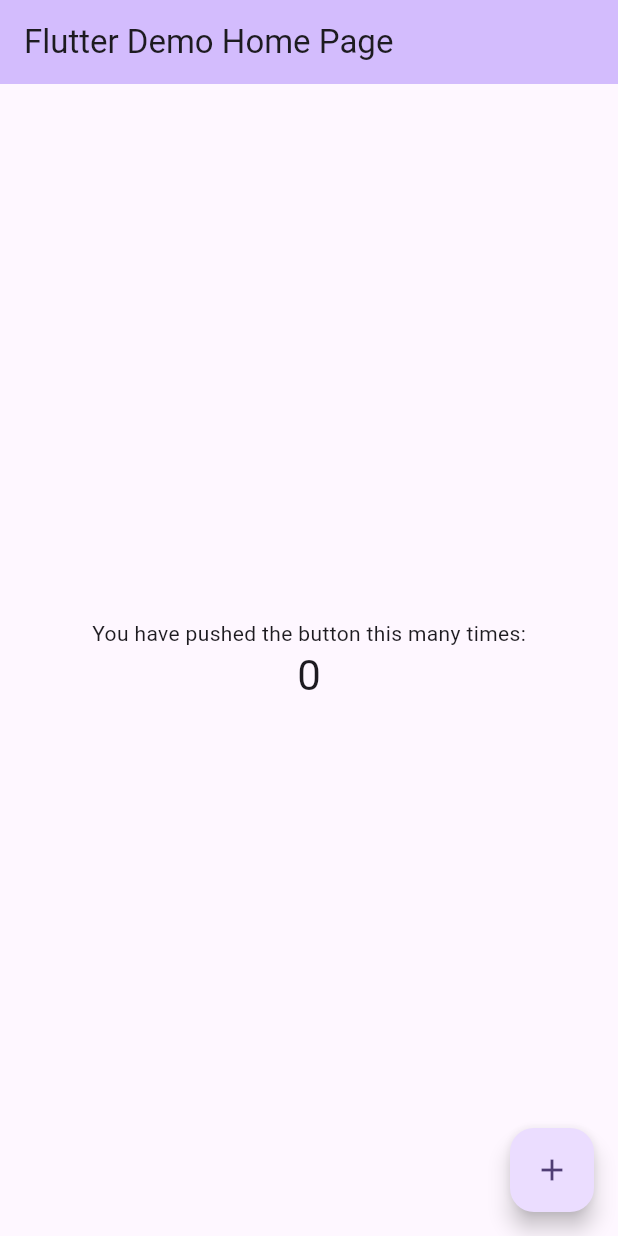
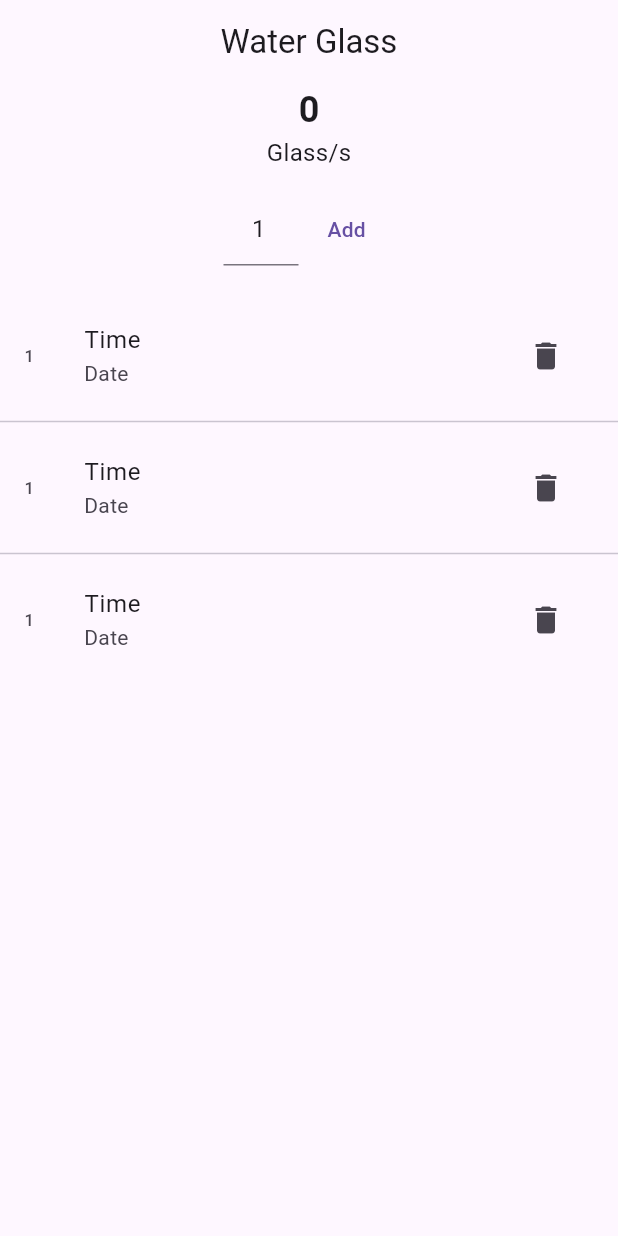
Before and after one commit to SEC-MASUM/water_glass, a Flutter app: the screen it shows after launch, on a phone screen of 412 x 824 dp. Run offline on Flutter 3.47's test engine with Material 3 defaults, Android fonts, the phone set to English and light mode, and no system bars.

Commit message:
implement add button functionality, and initial setup of ui

```diff
--- /dev/null
+++ b/lib/app.dart
@@ -0,0 +1,13 @@
+import 'package:flutter/material.dart';
+import 'package:water_glass/home_screen.dart';
+
+class WaterGlassApp extends StatelessWidget {
+  const WaterGlassApp({super.key});
+
+  @override
+  Widget build(BuildContext context) {
+    return const MaterialApp(
+      home: HomeScreen(),
+    );
+  }
+}
--- /dev/null
+++ b/lib/home_screen.dart
@@ -0,0 +1,116 @@
+import 'package:flutter/material.dart';
+
+class HomeScreen extends StatefulWidget {
+  const HomeScreen({super.key});
+
+  @override
+  State<HomeScreen> createState() => _HomeScreenState();
+}
+
+class _HomeScreenState extends State<HomeScreen> {
+  final TextEditingController _glassNoTEController =
+      TextEditingController(text: "1");
+
+  List<WaterGlass> waterGlassList = [];
+
+  @override
+  Widget build(BuildContext context) {
+    return Scaffold(
+      appBar: AppBar(
+        title: const Text("Water Glass"),
+        centerTitle: true,
+      ),
+      body: Column(
+        crossAxisAlignment: CrossAxisAlignment.center,
+        children: [
+          _buildWaterGlassCounter(),
+          const SizedBox(height: 24),
+          Expanded(
+            child: _buildWaterGlassListView(),
+          )
+        ],
+      ),
+    );
+  }
+
+  ListView _buildWaterGlassListView() {
+    return ListView.separated(
+        itemBuilder: (context, index) {
+          return ListTile(
+            title: const Text("Time"),
+            subtitle: const Text("Date"),
+            leading: const Text("1"),
+            trailing: IconButton(
+              onPressed: () {},
+              icon: const Icon(Icons.delete),
+            ),
+          );
+        },
+        separatorBuilder: (context, index) {
+          return const Divider();
+        },
+        itemCount: 3);
+  }
+
+  Widget _buildWaterGlassCounter() {
+    return Column(
+      children: [
+        Text(
+          getTotalGlassCount().toString(),
+          style: const TextStyle(
+            fontSize: 24,
+            fontWeight: FontWeight.w600,
+          ),
+        ),
+        const Text(
+          "Glass/s",
+          style: TextStyle(fontSize: 16),
+        ),
+        const SizedBox(height: 16),
+        Row(
+          mainAxisAlignment: MainAxisAlignment.center,
+          children: [
+            SizedBox(
+              width: 50,
+              child: TextField(
+                controller: _glassNoTEController,
+                keyboardType: TextInputType.number,
+                textAlign: TextAlign.center,
+              ),
+            ),
+            TextButton(
+              onPressed: _addNewWaterGlass,
+              child: const Text("Add"),
+            ),
+          ],
+        ),
+      ],
+    );
+  }
+
+  int getTotalGlassCount() {
+    int counter = 0;
+    for (WaterGlass glass in waterGlassList) {
+      counter += glass.numberOfGlasses;
+    }
+    return counter;
+  }
+
+  void _addNewWaterGlass() {
+    if (_glassNoTEController.text.isEmpty) {
+      _glassNoTEController.text = "1";
+    }
+    final int numberOfGlasses = int.tryParse(_glassNoTEController.text) ?? 1;
+    WaterGlass waterGlass =
+        WaterGlass(numberOfGlasses: numberOfGlasses, dateTime: DateTime.now());
+    waterGlassList.add(waterGlass);
+    setState(() {});
+  }
+}
+
+class WaterGlass {
+  final int numberOfGlasses;
+  final DateTime dateTime;
+
+  WaterGlass({required this.numberOfGlasses, required this.dateTime});
+}
--- a/lib/main.dart
+++ b/lib/main.dart
@@ -1,125 +1,6 @@
-import 'package:flutter/material.dart';
+import 'package:flutter/cupertino.dart';
+import 'package:water_glass/app.dart';
 
 void main() {
-  runApp(const MyApp());
+  runApp(const WaterGlassApp());
 }
-
-class MyApp extends StatelessWidget {
-  const MyApp({super.key});
-
-  // This widget is the root of your application.
-  @override
-  Widget build(BuildContext context) {
-    return MaterialApp(
-      title: 'Flutter Demo',
-      theme: ThemeData(
-        // This is the theme of your application.
-        //
-        // TRY THIS: Try running your application with "flutter run". You'll see
-        // the application has a purple toolbar. Then, without quitting the app,
-        // try changing the seedColor in the colorScheme below to Colors.green
-        // and then invoke "hot reload" (save your changes or press the "hot
-        // reload" button in a Flutter-supported IDE, or press "r" if you used
-        // the command line to start the app).
-        //
-        // Notice that the counter didn't reset back to zero; the application
-        // state is not lost during the reload. To reset the state, use hot
-        // restart instead.
-        //
-        // This works for code too, not just values: Most code changes can be
-        // tested with just a hot reload.
-        colorScheme: ColorScheme.fromSeed(seedColor: Colors.deepPurple),
-        useMaterial3: true,
-      ),
-      home: const MyHomePage(title: 'Flutter Demo Home Page'),
-    );
-  }
-}
-
-class MyHomePage extends StatefulWidget {
-  const MyHomePage({super.key, required this.title});
-
-  // This widget is the home page of your application. It is stateful, meaning
-  // that it has a State object (defined below) that contains fields that affect
-  // how it looks.
-
-  // This class is the configuration for the state. It holds the values (in this
-  // case the title) provided by the parent (in this case the App widget) and
-  // used by the build method of the State. Fields in a Widget subclass are
-  // always marked "final".
-
-  final String title;
-
-  @override
-  State<MyHomePage> createState() => _MyHomePageState();
-}
-
-class _MyHomePageState extends State<MyHomePage> {
-  int _counter = 0;
-
-  void _incrementCounter() {
-    setState(() {
-      // This call to setState tells the Flutter framework that something has
-      // changed in this State, which causes it to rerun the build method below
-      // so that the display can reflect the updated values. If we changed
-      // _counter without calling setState(), then the build method would not be
-      // called again, and so nothing would appear to happen.
-      _counter++;
-    });
-  }
-
-  @override
-  Widget build(BuildContext context) {
-    // This method is rerun every time setState is called, for instance as done
-    // by the _incrementCounter method above.
-    //
-    // The Flutter framework has been optimized to make rerunning build methods
-    // fast, so that you can just rebuild anything that needs updating rather
-    // than having to individually change instances of widgets.
-    return Scaffold(
-      appBar: AppBar(
-        // TRY THIS: Try changing the color here to a specific color (to
-        // Colors.amber, perhaps?) and trigger a hot reload to see the AppBar
-        // change color while the other colors stay the same.
-        backgroundColor: Theme.of(context).colorScheme.inversePrimary,
-        // Here we take the value from the MyHomePage object that was created by
-        // the App.build method, and use it to set our appbar title.
-        title: Text(widget.title),
-      ),
-      body: Center(
-        // Center is a layout widget. It takes a single child and positions it
-        // in the middle of the parent.
-        child: Column(
-          // Column is also a layout widget. It takes a list of children and
-          // arranges them vertically. By default, it sizes itself to fit its
-          // children horizontally, and tries to be as tall as its parent.
-          //
-          // Column has various properties to control how it sizes itself and
-          // how it positions its children. Here we use mainAxisAlignment to
-          // center the children vertically; the main axis here is the vertical
-          // axis because Columns are vertical (the cross axis would be
-          // horizontal).
-          //
-          // TRY THIS: Invoke "debug painting" (choose the "Toggle Debug Paint"
-          // action in the IDE, or press "p" in the console), to see the
-          // wireframe for each widget.
-          mainAxisAlignment: MainAxisAlignment.center,
-          children: <Widget>[
-            const Text(
-              'You have pushed the button this many times:',
-            ),
-            Text(
-              '$_counter',
-              style: Theme.of(context).textTheme.headlineMedium,
-            ),
-          ],
-        ),
-      ),
-      floatingActionButton: FloatingActionButton(
-        onPressed: _incrementCounter,
-        tooltip: 'Increment',
-        child: const Icon(Icons.add),
-      ), // This trailing comma makes auto-formatting nicer for build methods.
-    );
-  }
-}
```
